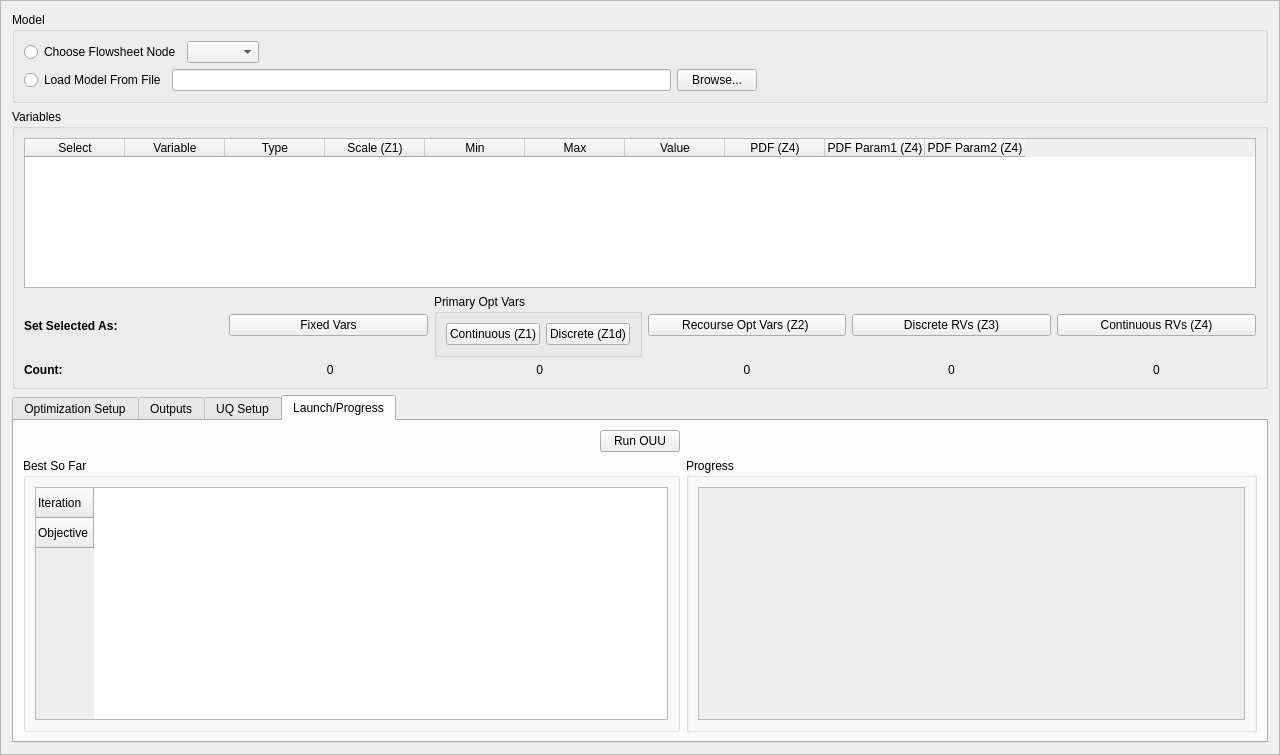
Before: the Qt Designer form foqus_lib/gui/ouu/ouuSetupFrame.ui in CCSI-Toolset/FOQUS, drawn with Qt 5.
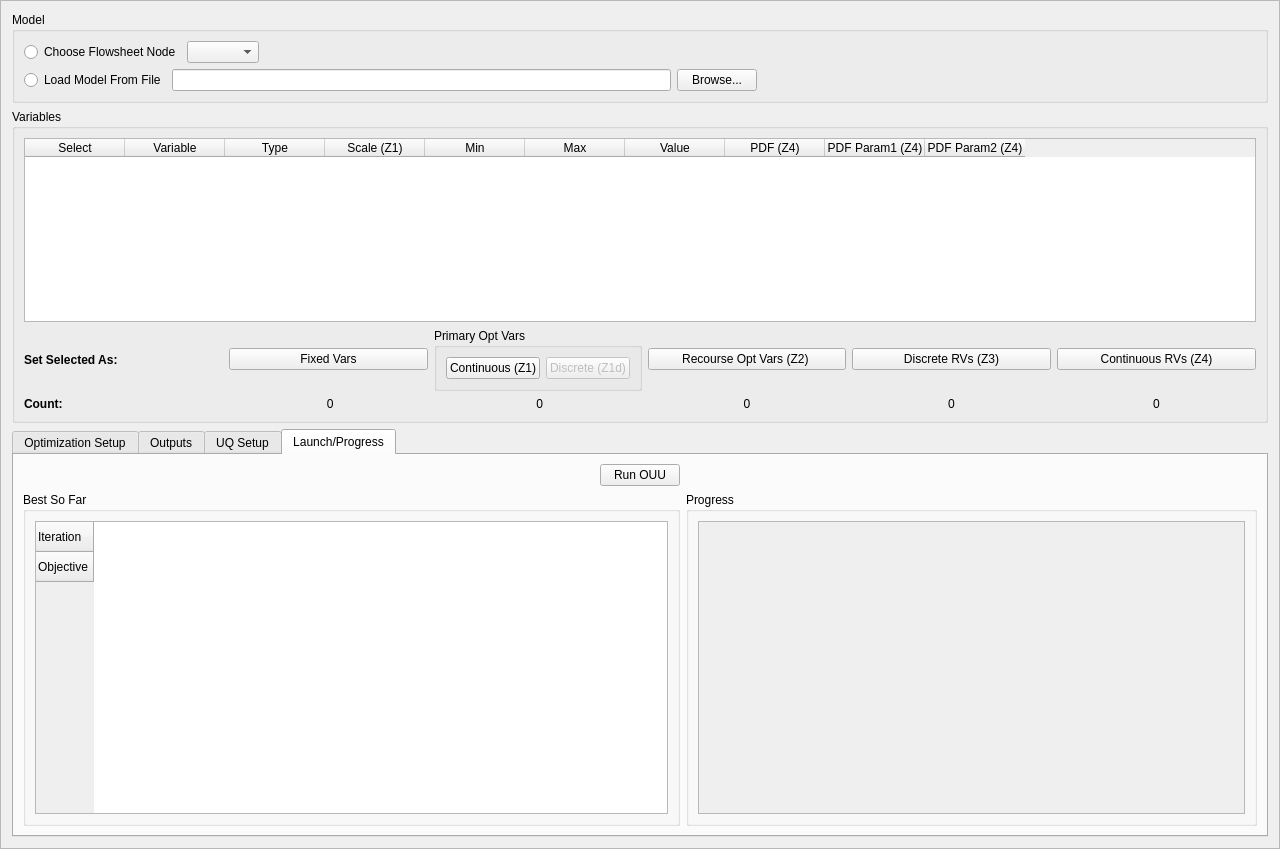
After: the same form once the commit is applied. The open tabs and pages were chosen to show the change. Custom widgets are drawn as their Qt base class.

Commit message: remove option to select Z1d disabling Z1d button and removing the Z1d option from the type dropdown in OUU

What changed in the file:
```diff
--- a/foqus_lib/gui/ouu/ouuSetupFrame.ui
+++ b/foqus_lib/gui/ouu/ouuSetupFrame.ui
@@ -7,7 +7,7 @@
     <x>0</x>
     <y>0</y>
     <width>1280</width>
-    <height>755</height>
+    <height>849</height>
    </rect>
   </property>
   <property name="windowTitle">
@@ -215,6 +215,9 @@
              </item>
              <item row="0" column="1">
               <widget class="QPushButton" name="setX1d_button">
+               <property name="enabled">
+                <bool>false</bool>
+               </property>
                <property name="text">
                 <string>Discrete (Z1d)</string>
                </property>
@@ -969,8 +972,8 @@
               <rect>
                <x>0</x>
                <y>0</y>
-               <width>514</width>
-               <height>170</height>
+               <width>98</width>
+               <height>28</height>
               </rect>
              </property>
              <layout class="QGridLayout" name="gridLayout_16"/>
```
The commit also changes 2 other files.
